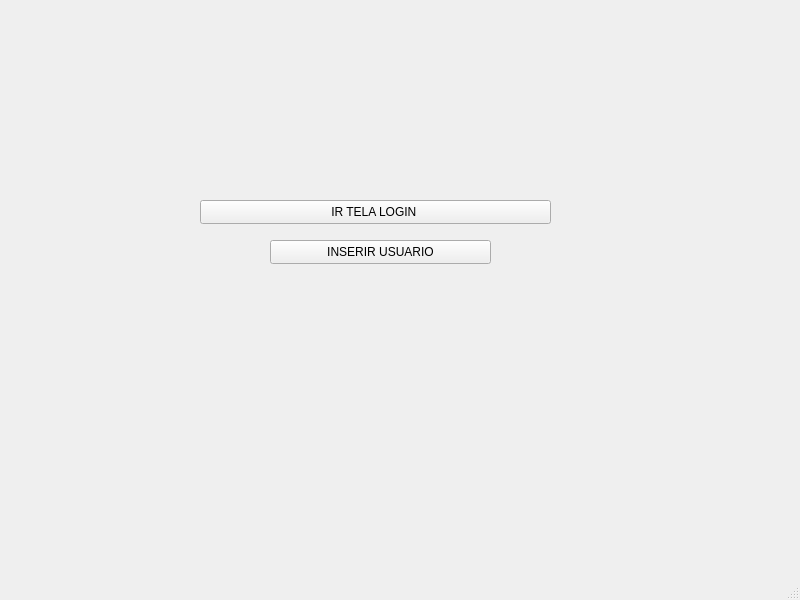
INF112-Programacao2/20222-team-9, file vinil_qt/mainwindow.ui: the form before one commit.
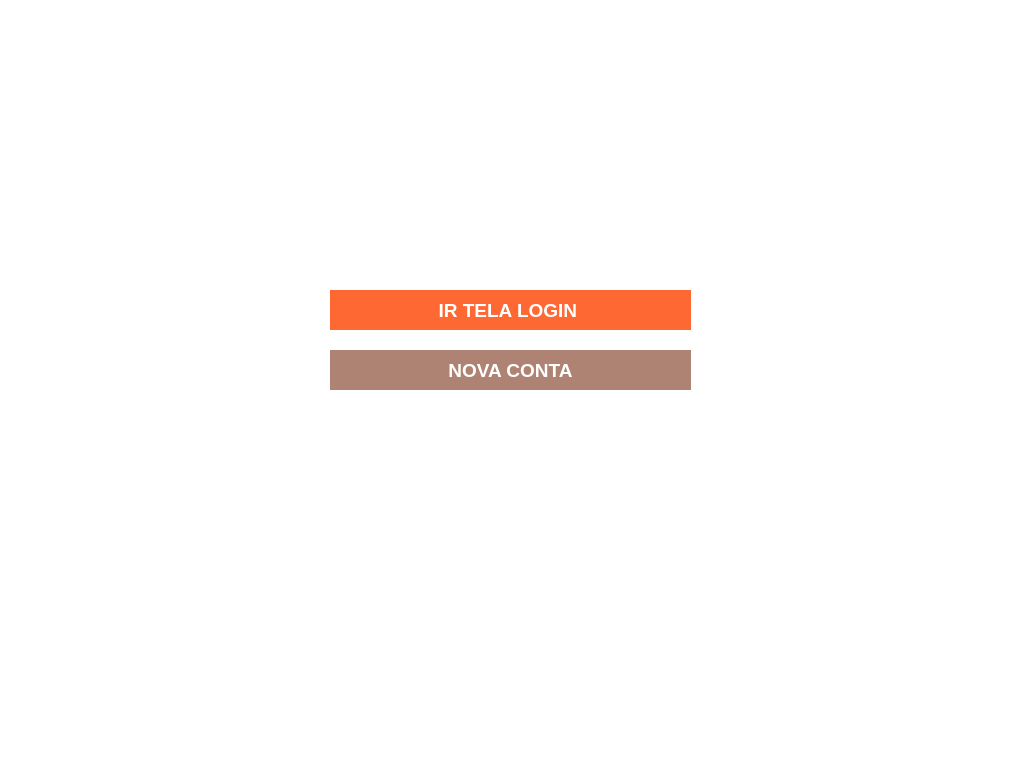
The form after the commit.

```diff
--- a/vinil_qt/mainwindow.ui
+++ b/vinil_qt/mainwindow.ui
@@ -6,23 +6,41 @@
    <rect>
     <x>0</x>
     <y>0</y>
-    <width>800</width>
-    <height>600</height>
+    <width>1024</width>
+    <height>768</height>
    </rect>
   </property>
   <property name="windowTitle">
    <string>MainWindow</string>
   </property>
+  <property name="styleSheet">
+   <string notr="true">background-color: rgb(255, 255, 255);</string>
+  </property>
   <widget class="QWidget" name="centralwidget">
    <widget class="QPushButton" name="pushButton">
     <property name="geometry">
      <rect>
-      <x>200</x>
-      <y>200</y>
-      <width>351</width>
-      <height>24</height>
+      <x>330</x>
+      <y>290</y>
+      <width>361</width>
+      <height>40</height>
      </rect>
     </property>
+    <property name="font">
+     <font>
+      <family>Microsoft YaHei UI</family>
+      <pointsize>14</pointsize>
+      <bold>true</bold>
+     </font>
+    </property>
+    <property name="cursor">
+     <cursorShape>PointingHandCursor</cursorShape>
+    </property>
+    <property name="styleSheet">
+     <string notr="true">background-color: rgb(254, 104, 50);
+border-style: outset;
+color:rgb(255, 255, 255)</string>
+    </property>
     <property name="text">
      <string>IR TELA LOGIN </string>
     </property>
@@ -30,14 +48,29 @@
    <widget class="QPushButton" name="pushButton_2">
     <property name="geometry">
      <rect>
-      <x>270</x>
-      <y>240</y>
-      <width>221</width>
-      <height>24</height>
+      <x>330</x>
+      <y>350</y>
+      <width>361</width>
+      <height>40</height>
      </rect>
     </property>
+    <property name="font">
+     <font>
+      <family>Microsoft YaHei UI</family>
+      <pointsize>14</pointsize>
+      <bold>true</bold>
+     </font>
+    </property>
+    <property name="cursor">
+     <cursorShape>PointingHandCursor</cursorShape>
+    </property>
+    <property name="styleSheet">
+     <string notr="true">background-color: rgb(175, 131, 115);
+border-style: outset;
+color:rgb(255, 255, 255)</string>
+    </property>
     <property name="text">
-     <string>INSERIR USUARIO</string>
+     <string>NOVA CONTA</string>
     </property>
    </widget>
   </widget>
```
Left out of the diff: 4 changed lines with no effect on the pictures.
